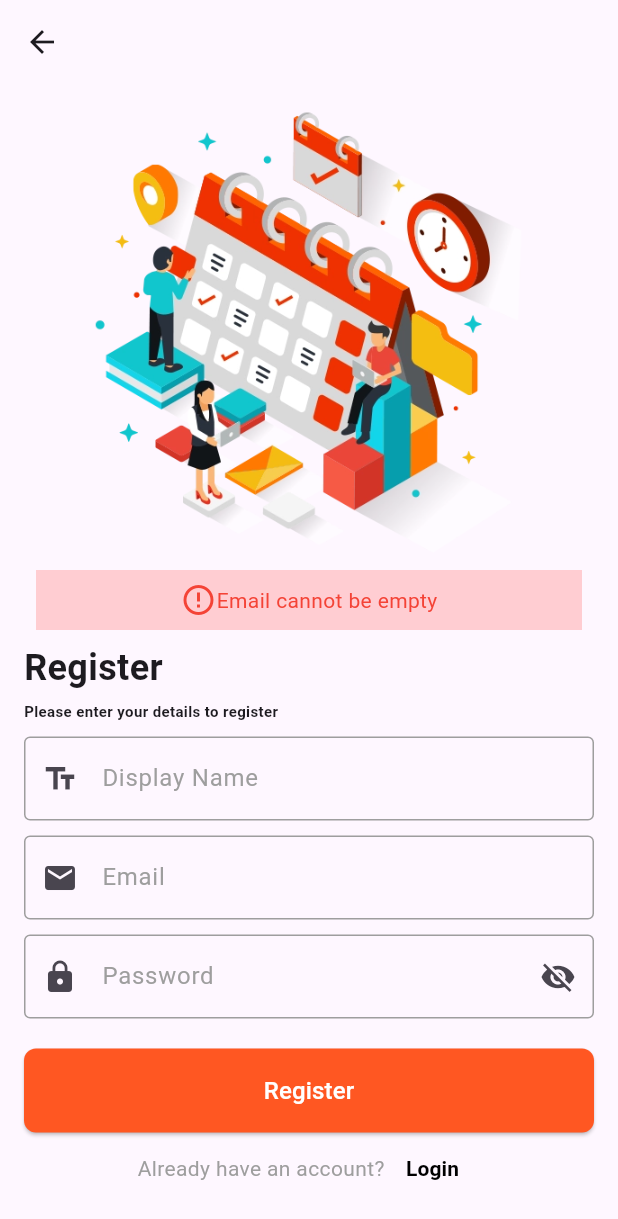
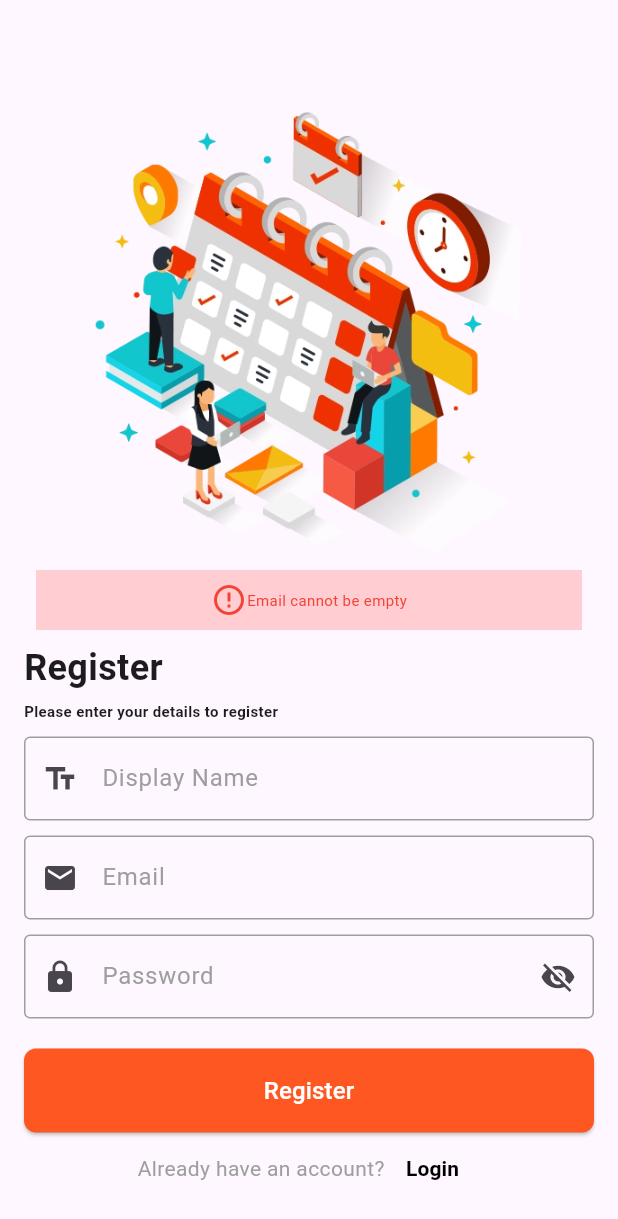
Before and after one commit to arjaymangubat1104/FlutterHRPortal, a Flutter app: the RegisterPage screen opened by its route, after a tap on "Register", on a phone screen of 412 x 824 dp. Shown: the top 1219 px of the screen. Run offline on Flutter 3.47's test engine with Material 3 defaults, Android fonts, the phone set to English and light mode, and no system bars; our stand-ins replace cloud_firestore, firebase_auth, firebase_core; accounts and stored records are empty.

Commit message:
fix error display formatting and back arrow in app bar
-fixed error formatting and remove back arrow in app bar in register page and home page

```diff
--- a/lib/views/home_page.dart
+++ b/lib/views/home_page.dart
@@ -1,5 +1,4 @@
 import 'package:flutter/material.dart';
-import 'package:flutter/widgets.dart';
 import 'package:provider/provider.dart';
 import '../viewmodel/auth_view_model.dart';
 
--- a/lib/views/login_page.dart
+++ b/lib/views/login_page.dart
@@ -55,7 +55,10 @@ class _LoginPageState extends State<LoginPage> {
                         ),
                         Text(
                           authViewModel.errorMessage!,
-                          style: TextStyle(color: Colors.red),
+                          style: TextStyle(
+                            color: Colors.red,
+                            fontSize: 10
+                          ),
                         ),
                       ],
                     ),
--- a/lib/views/register_page.dart
+++ b/lib/views/register_page.dart
@@ -26,7 +26,7 @@ class _RegisterPageState extends State<RegisterPage> {
 
     return Scaffold(
       appBar: AppBar(
-
+        automaticallyImplyLeading: false
       ),
       body: Padding(
         padding: const EdgeInsets.all(16.0),
@@ -52,7 +52,10 @@ class _RegisterPageState extends State<RegisterPage> {
                         ),
                         Text(
                           authViewModel.errorMessage!,
-                          style: TextStyle(color: Colors.red),
+                          style: TextStyle(
+                            color: Colors.red,
+                            fontSize: 10
+                          ),
                         ),
                       ],
                     ),
```
Also changed, not shown: lib/viewmodel/auth_view_model.dart (+25 -7 lines).
